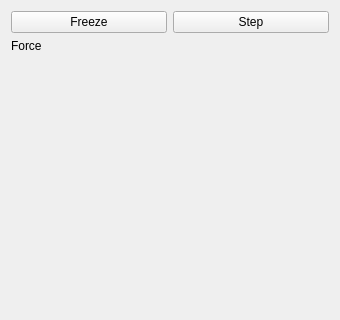
Qt form smoke/view/simulationtab.ui (bvanloon/Scientific-Visualization) before a commit; both pictures show x 0 to 340 and y 0 to 320 of the 340 by 500 pixel window.
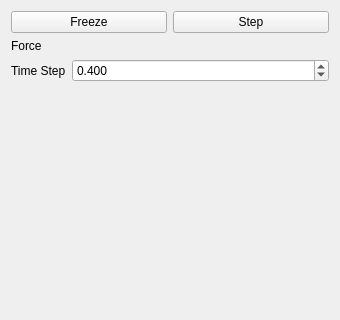
The same form after that commit. Custom widgets are drawn as their Qt base class.

Commit message: The simulation time step can be set.

```diff
--- a/smoke/view/simulationtab.ui
+++ b/smoke/view/simulationtab.ui
@@ -59,6 +59,29 @@
      <item row="0" column="1">
       <widget class="IntSlider" name="forceSlider" native="true"/>
      </item>
+     <item row="1" column="0">
+      <widget class="QLabel" name="timeSteplabel">
+       <property name="text">
+        <string>Time Step</string>
+       </property>
+      </widget>
+     </item>
+     <item row="1" column="1">
+      <widget class="QDoubleSpinBox" name="timeStepBox">
+       <property name="correctionMode">
+        <enum>QAbstractSpinBox::CorrectToNearestValue</enum>
+       </property>
+       <property name="decimals">
+        <number>3</number>
+       </property>
+       <property name="singleStep">
+        <double>0.001000000000000</double>
+       </property>
+       <property name="value">
+        <double>0.400000000000000</double>
+       </property>
+      </widget>
+     </item>
     </layout>
    </item>
   </layout>
```
The commit also changes 5 other files.
